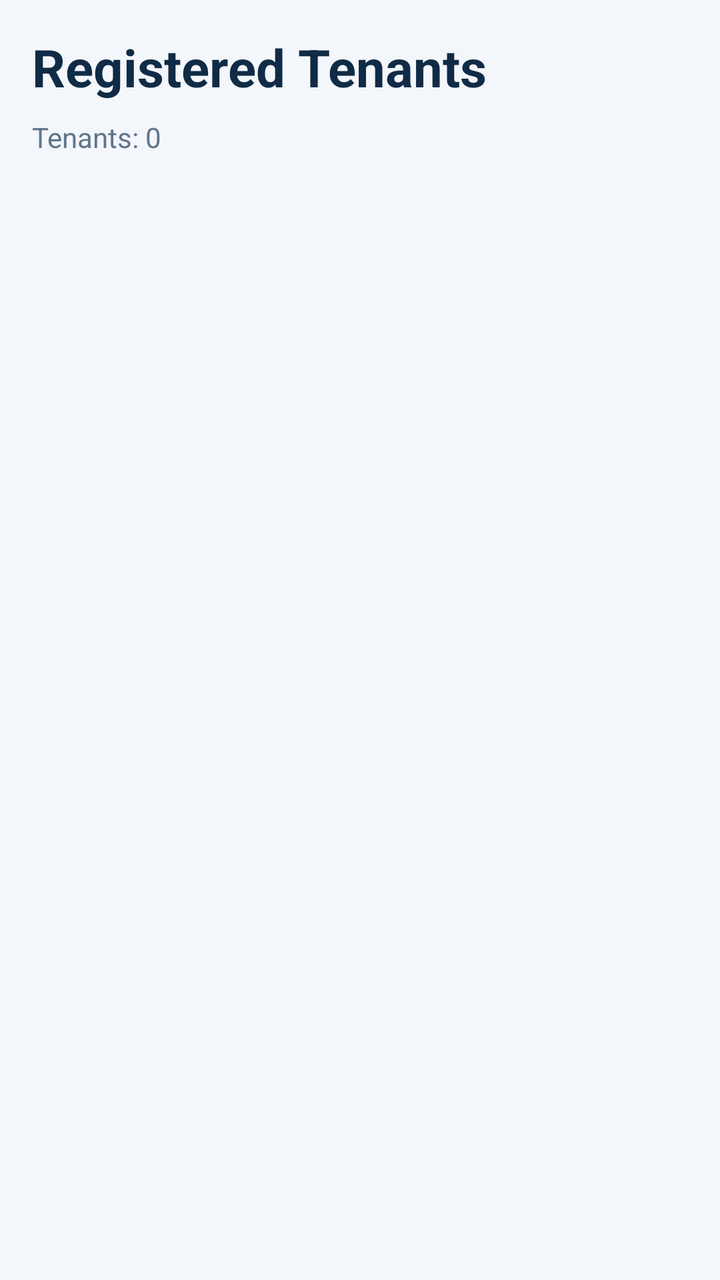
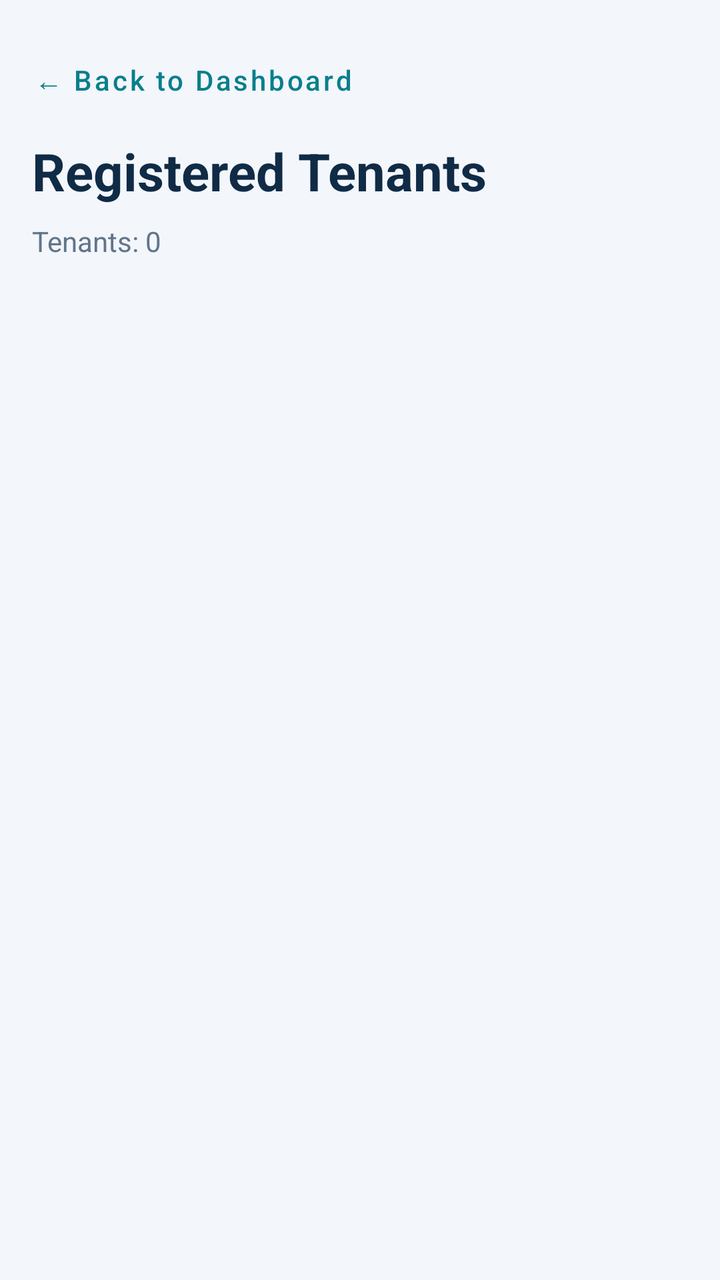

Two renders of the same Android screen: before a commit and after it. Below are the layout's source before the change and the commit's diff.
<!-- AndroidManifest.xml: application theme Theme.RentManagementSystem -->
<!-- res/layout/activity_view_tenants.xml -->
<?xml version="1.0" encoding="utf-8"?>
<LinearLayout xmlns:android="http://schemas.android.com/apk/res/android"
    android:layout_width="match_parent"
    android:layout_height="match_parent"
    android:orientation="vertical"
    android:background="#F3F6FA"
    android:padding="16dp">

    <TextView
        android:layout_width="match_parent"
        android:layout_height="wrap_content"
        android:text="Registered Tenants"
        android:textColor="#102B46"
        android:textSize="26sp"
        android:textStyle="bold" />

    <TextView
        android:id="@+id/tvTenantCount"
        android:layout_width="match_parent"
        android:layout_height="wrap_content"
        android:layout_marginTop="8dp"
        android:text="Tenants: 0"
        android:textColor="#60758A"
        android:textSize="14sp" />

    <TextView
        android:id="@+id/tvEmptyTenants"
        android:layout_width="match_parent"
        android:layout_height="wrap_content"
        android:layout_marginTop="24dp"
        android:gravity="center"
        android:text="No tenants registered yet."
        android:textColor="#60758A"
        android:textSize="16sp"
        android:visibility="gone" />

    <androidx.recyclerview.widget.RecyclerView
        android:id="@+id/rvTenants"
        android:layout_width="match_parent"
        android:layout_height="0dp"
        android:layout_weight="1"
        android:layout_marginTop="12dp"
        android:clipToPadding="false"
        android:paddingBottom="12dp" />

</LinearLayout>
<!-- resources referenced by this layout -->
<resources>
  <style name="Theme.RentManagementSystem" parent="Base.Theme.RentManagementSystem" />
  <style name="Base.Theme.RentManagementSystem" parent="Theme.Material3.DayNight.NoActionBar">
          
          
      </style>
</resources>

<!-- the commit's change to res/layout/activity_view_tenants.xml (unified diff, before → after) -->
@@ -6,9 +6,21 @@
     android:background="#F3F6FA"
     android:padding="16dp">
 
+    <Button
+        android:id="@+id/btnBack"
+        style="@style/Widget.MaterialComponents.Button.TextButton"
+        android:layout_width="wrap_content"
+        android:layout_height="wrap_content"
+        android:layout_marginStart="-8dp"
+        android:text="← Back to Dashboard"
+        android:textAllCaps="false"
+        android:textColor="#087F8C"
+        android:textSize="14sp" />
+
     <TextView
         android:layout_width="match_parent"
         android:layout_height="wrap_content"
+        android:layout_marginTop="4dp"
         android:text="Registered Tenants"
         android:textColor="#102B46"
         android:textSize="26sp"
